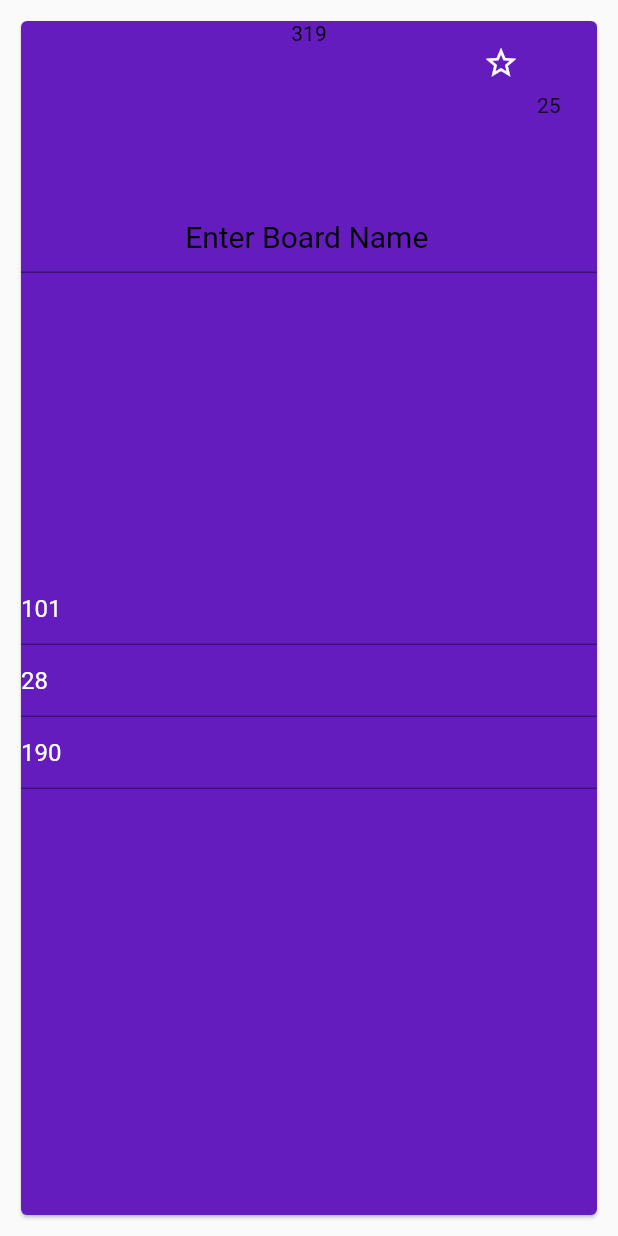
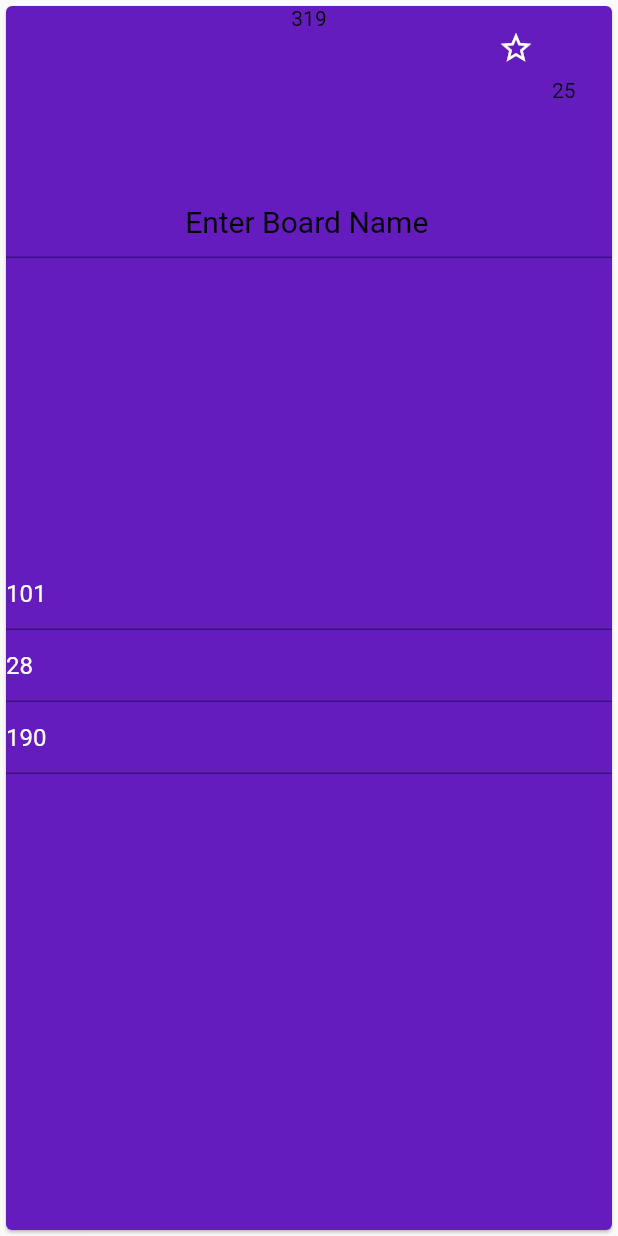
Before and after one commit to Ldotus/quizzion, a Flutter app: the ColourChanger widget shown alone on an empty page, opened directly, on a phone screen of 412 x 824 dp. Run offline on Flutter 3.47's test engine with Material 2 defaults, Android fonts, the phone set to English and light mode, and no system bars.

Commit message:
UI Changes

```diff
--- a/lib/Pages/MyHomePage.dart
+++ b/lib/Pages/MyHomePage.dart
@@ -72,6 +72,7 @@ class _MyHomePageState extends State<MyHomePage> {
                       onPressed: () {
                         setState(() {
                           // Add a new ColourChanger widget to the list
+
                           _list.add(const ColourChanger());
                         });
                       }),
--- a/lib/Widgets/ColourChanger.dart
+++ b/lib/Widgets/ColourChanger.dart
@@ -1,5 +1,4 @@
 import 'dart:math';
-
 import 'package:flutter/material.dart';
 import 'Favourites.dart';
 
@@ -13,15 +12,16 @@ class ColourChanger extends StatefulWidget {
 class ColourChangerState extends State<ColourChanger> {
   int max = 256;
   int min = 0;
-  Random rng = Random();
-  bool isExpanded = false;
-  Color aColour = Colors.black12;
+  Random rng = Random(); // Random number generator for RGB values
+  bool isExpanded = false; // Flag to track the expanded state of the card
+  Color aColour = Colors.black12; // Initial color for the card
 
-  int _r = 0;
-  int _g = 0;
-  int _b = 0;
-  int totVal = 0;
+  int _r = 0; // Red component of the color
+  int _g = 0; // Green component of the color
+  int _b = 0; // Blue component of the color
+  int totVal = 0; // Total value of R, G, and B components
 
+  // Calculate the sum of R, G, and B components
   int checkRValue() {
     return _r + _g + _b;
   }
@@ -29,9 +29,10 @@ class ColourChangerState extends State<ColourChanger> {
   @override
   void initState() {
     super.initState();
-    isExpanded = true;
+    isExpanded = true; // Set the card initially expanded
   }
 
+  // Check the total value of R, G, and B to determine text color
   Color checkTotalValue() {
     if (_r + _g + _b <= 200) {
       return Colors.white;
@@ -40,41 +41,41 @@ class ColourChangerState extends State<ColourChanger> {
     }
   }
 
+  // Get the current color of the card
   Color checkColour() {
     return aColour;
   }
 
   @override
   Widget build(BuildContext context) {
+    // Generate random R, G, and B values for the color
     _g = rng.nextInt(max);
     _r = rng.nextInt(max);
     _b = rng.nextInt(max);
 
+    // Create a Color object using the random R, G, and B values
     aColour = Color.fromRGBO(_r, _g, _b, 1);
 
     return GestureDetector(
       onHorizontalDragUpdate: (details) {
-        setState(() {});
+        setState(() {}); // Trigger a rebuild when the user drags horizontally
       },
       onDoubleTap: () {
         setState(() {
-          isExpanded = !isExpanded;
+          isExpanded = !isExpanded; // Toggle the expansion state on double-tap
         });
       },
-      child: AnimatedPadding(
-        padding: EdgeInsets.all(isExpanded ? 10 : 100),
-        duration: const Duration(milliseconds: 500),
       child: Card(
-          color: aColour,
-          child: Expanded(
-            flex: 90,
+        color: aColour, // Set the background color of the card
         child: Column(
           children: [
-                Text(checkRValue().toString(),
-                    style: TextStyle(color: checkTotalValue())),
+            Text(
+              checkRValue().toString(), // Display the sum of R, G, and B
+              style: TextStyle(
+                  color: checkTotalValue()), // Set text color based on the sum
+            ),
             Favourites(
-                  colour: aColour,
-                ),
+                colour: aColour), // A custom widget with a color passed to it
             Container(
               margin: const EdgeInsets.only(bottom: 150),
               padding: const EdgeInsets.only(bottom: 50),
@@ -85,7 +86,7 @@ class ColourChangerState extends State<ColourChanger> {
                 ),
                 style: TextStyle(
                   fontSize: 20,
-                      color: checkTotalValue(),
+                  color: checkTotalValue(), // Set text color based on the sum
                 ),
               ),
             ),
@@ -95,7 +96,8 @@ class ColourChangerState extends State<ColourChanger> {
               style: const TextStyle(color: Colors.white),
               onChanged: (value) {
                 setState(() {
-                      _r = _r;
+                  _r = int.tryParse(value) ??
+                      _r; // Update the red component from the TextField
                 });
               },
             ),
@@ -105,7 +107,8 @@ class ColourChangerState extends State<ColourChanger> {
               style: const TextStyle(color: Colors.white),
               onChanged: (value) {
                 setState(() {
-                      _g = _g;
+                  _g = int.tryParse(value) ??
+                      _g; // Update the green component from the TextField
                 });
               },
             ),
@@ -115,15 +118,14 @@ class ColourChangerState extends State<ColourChanger> {
               style: const TextStyle(color: Colors.white),
               onChanged: (value) {
                 setState(() {
-                      _b = _b;
+                  _b = int.tryParse(value) ??
+                      _b; // Update the blue component from the TextField
                 });
               },
             ),
           ],
         ),
       ),
-        ),
-      ),
     );
   }
 }
--- a/lib/Widgets/Question.dart
+++ b/lib/Widgets/Question.dart
@@ -7,6 +7,7 @@ class Question extends StatelessWidget {
   @override
   Widget build(BuildContext context) {
     return Card(
+      borderOnForeground: true,
       child: Row(children: [
         TextButton(
           onPressed: () {},
--- a/lib/main.dart
+++ b/lib/main.dart
@@ -24,9 +24,9 @@ class _myFormState extends State<_myForm> {
       title: "Remme: Genesis-tant",
       routes: routes,
       theme: ThemeData(
-        scaffoldBackgroundColor: Colors.pink,
+        scaffoldBackgroundColor: Colors.blue,
         appBarTheme: const AppBarTheme(
-            backgroundColor: Colors.lightGreen,
+            backgroundColor: Colors.cyanAccent,
             shape: BeveledRectangleBorder(
               borderRadius: BorderRadius.all(
                 Radius.elliptical(4, 50),
```
Lines whose indentation alone changed are shown as unchanged.
